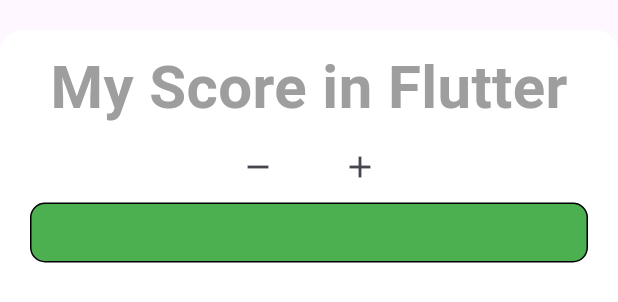
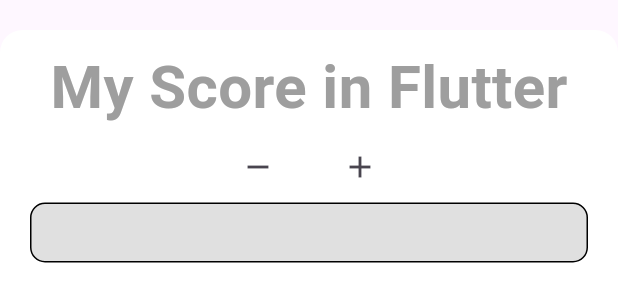
Before and after one commit to kimsovannarong/flutter_class, a Flutter app: the Scorecard widget shown alone on an empty page, opened directly, after a tap on the "remove" icon, on a phone screen of 412 x 824 dp. Shown: the top 302 px of the screen. Run offline on Flutter 3.47's test engine with Material 3 defaults, Android fonts, the phone set to English and light mode, and no system bars.

Commit message:
updated submitted

```diff
--- a/lib/W4-S3/EX-2/ex_2_step_1_start.dart
+++ b/lib/W4-S3/EX-2/ex_2_step_1_start.dart
@@ -61,7 +61,8 @@
               ),
               IconButton(
                   onPressed: switchFavorite,
-                  icon: Icon(Icons.favorite,color:isFavorite?Colors.red:Colors.grey,)
+                  icon: Icon(
+                    Icons.favorite,color:isFavorite?Colors.red:Colors.grey,)
               )
             ],
           ),
--- a/lib/W4-S3/Ex-4/Bonus.dart
+++ b/lib/W4-S3/Ex-4/Bonus.dart
@@ -1,5 +1,5 @@
 import 'package:flutter/material.dart';
-// This Exercise haven't yet done because i have no more ideas to do !Sorry
+
 void main() => runApp(MaterialApp(
   home: Scaffold(
     backgroundColor: Colors.green,
@@ -14,9 +14,9 @@
           child: Column(
             mainAxisAlignment: MainAxisAlignment.center,
             children: [
-              Scorecard(text: "My Score in Flutter", color: Colors.green),
+              Scorecard(text: "My Score in Flutter"),
               Scorecard(text: "My Score in Dart"),
-              Scorecard(text: "My Score in React", color: Colors.green),
+              Scorecard(text: "My Score in React"),
             ],
           ),
         ),
@@ -40,6 +40,22 @@
 }
 
 class _ScorecardState extends State<Scorecard> {
+  int score = 0;
+  int maxScore = 5; // the maximum score
+  void Increase(){
+    setState(() {
+      if(score<maxScore){
+        score++;
+      }
+    });
+  }
+  void Decrease(){
+    setState(() {
+      if(score>0){
+        score--;
+      }
+    });
+  }
   @override
   Widget build(BuildContext context) {
     return Container(
@@ -62,19 +78,37 @@
           Row(
             mainAxisAlignment: MainAxisAlignment.center,
             children: [
-              IconButton(onPressed: () {}, icon: Icon(Icons.remove)),
+              IconButton(
+                onPressed: Decrease,//function decrease score
+                icon: Icon(Icons.remove),
+              ),
               SizedBox(width: 20), // for horizontal space between these 2 icons
-              IconButton(onPressed: () {}, icon: Icon(Icons.add)),
+              IconButton(
+                onPressed:Increase,//function increase the scoe
+                icon: Icon(Icons.add),
+              ),
             ],
           ),
+          Stack(
+            children: [
               Container(
                 height: 40,
                 width: 500,
                 decoration: BoxDecoration(
-              color: widget.color,
+                  color: Colors.grey.shade300,
                   border: Border.all(color: Colors.black),
                   borderRadius: BorderRadius.circular(10),
                 ),
+              ),
+              Container(
+                height: 40,
+                width: 500 * (score / maxScore),
+                decoration: BoxDecoration(
+                  color: widget.color != null ? widget.color : Colors.green,
+                  borderRadius: BorderRadius.circular(10),
+                ),
+              ),
+            ],
           ),
         ],
       ),
```
Also changed, not shown: lib/Theoryclass()test/Activity1.dart (added, +91 -0 lines). Lines whose indentation alone changed are shown as unchanged.
